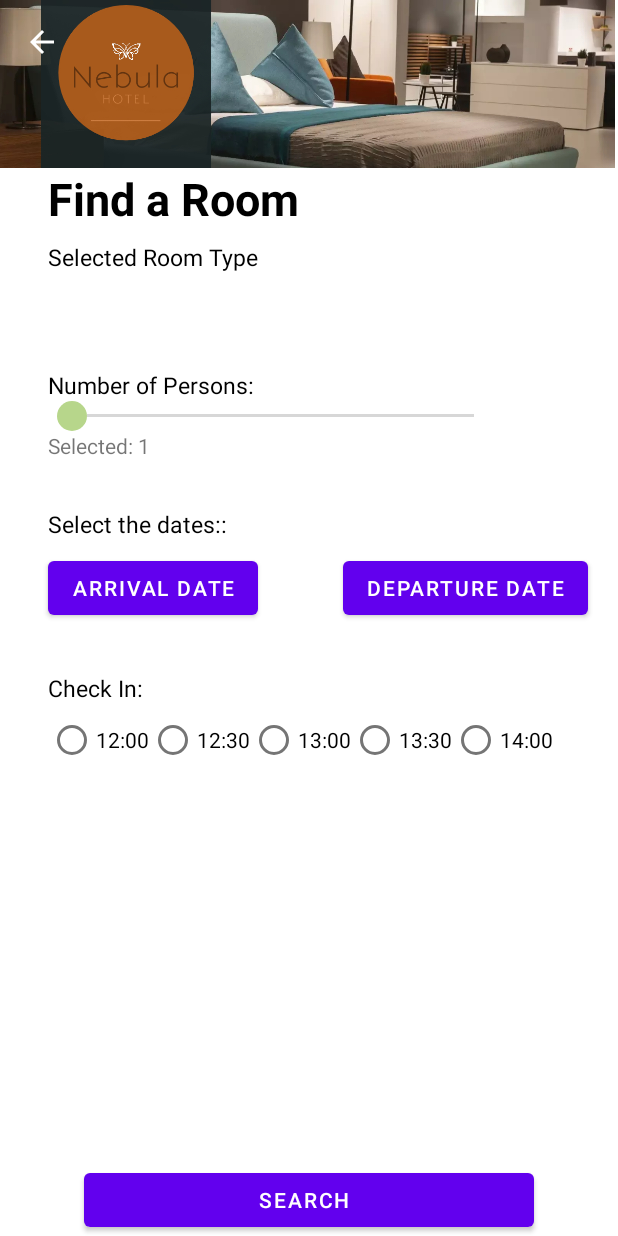
After one commit to joshrs23/hotelNebula, an Android app: the SearchSpecificActivity screen opened directly, with no data from a screen before it, on a phone screen of 412 x 824 dp. The commit adds this screen. Run offline under Robolectric (Android 15) with nearby library versions, the phone set to English and light mode, and no system bars.

Commit message:
Search Specific Reservation

```diff
--- a/app/build.gradle.kts
+++ b/app/build.gradle.kts
@@ -39,4 +39,5 @@ dependencies {
     testImplementation("junit:junit:4.13.2")
     androidTestImplementation("androidx.test.ext:junit:1.1.5")
     androidTestImplementation("androidx.test.espresso:espresso-core:3.5.1")
+
 }
--- a/app/src/main/AndroidManifest.xml
+++ b/app/src/main/AndroidManifest.xml
@@ -12,6 +12,9 @@
         android:supportsRtl="true"
         android:theme="@style/Theme.HotelNebula"
         tools:targetApi="31">
+        <activity
+            android:name=".SearchSpecificActivity"
+            android:exported="false" />
         <activity
             android:name=".MainActivity"
             android:exported="false" />
--- /dev/null
+++ b/app/src/main/java/com/example/hotelnebula/SearchSpecificActivity.java
@@ -0,0 +1,88 @@
+package com.example.hotelnebula;
+
+import android.graphics.Color;
+import android.os.Bundle;
+import android.view.View;
+import android.widget.Button;
+import android.widget.DatePicker;
+import android.widget.SeekBar;
+import android.widget.TextView;
+import androidx.annotation.NonNull;
+import androidx.appcompat.app.AppCompatActivity;
+import com.google.android.material.datepicker.CalendarConstraints;
+import com.google.android.material.datepicker.MaterialDatePicker;
+import com.google.android.material.datepicker.MaterialPickerOnPositiveButtonClickListener;
+import java.text.SimpleDateFormat;
+import java.util.Date;
+import java.util.Locale;
+import java.util.Objects;
+import java.util.TimeZone;
+
+public class SearchSpecificActivity extends AppCompatActivity {
+
+    private TextView selectedValueTextView;
+    SeekBar optionsSeekBar;
+    Button arrivalDateButton, departureDateButton;
+    @Override
+    protected void onCreate(Bundle savedInstanceState) {
+        super.onCreate(savedInstanceState);
+        setContentView(R.layout.activity_search_specific);
+        initialize();
+
+    }
+    private void initialize() {
+        optionsSeekBar = findViewById(R.id.optionsSeekBar);
+        selectedValueTextView = findViewById(R.id.selectedValueTextView);
+
+        optionsSeekBar.setOnSeekBarChangeListener(new SeekBar.OnSeekBarChangeListener() {
+            @Override
+            public void onProgressChanged(SeekBar seekBar, int progress, boolean fromUser) {
+                int selectedValue = progress + 1;
+                selectedValueTextView.setText("Selected: " + selectedValue);
+            }
+
+            @Override
+            public void onStartTrackingTouch(SeekBar seekBar) {
+            }
+
+            @Override
+            public void onStopTrackingTouch(SeekBar seekBar) {
+            }
+        });
+
+        arrivalDateButton = findViewById(R.id.arrivalDateButton);
+        departureDateButton = findViewById(R.id.departureDateButton);
+
+        arrivalDateButton.setOnClickListener(new View.OnClickListener() {
+            @Override
+            public void onClick(View v) {
+                showDatePicker(arrivalDateButton);
+            }
+        });
+
+        departureDateButton.setOnClickListener(new View.OnClickListener() {
+            @Override
+            public void onClick(View v) {
+                showDatePicker(departureDateButton);
+            }
+        });
+    }
+
+    private void showDatePicker(final Button dateButton) {
+        MaterialDatePicker<Long> datePicker = MaterialDatePicker.Builder.datePicker().build();
+
+        datePicker.addOnPositiveButtonClickListener(new MaterialPickerOnPositiveButtonClickListener<Long>() {
+            @Override
+            public void onPositiveButtonClick(Long selection) {
+                SimpleDateFormat sdf = new SimpleDateFormat("MM/dd/yyyy", Locale.US);
+                sdf.setTimeZone(TimeZone.getTimeZone("UTC"));
+
+                String selectedDate = sdf.format(new Date(selection));
+                dateButton.setText(selectedDate);
+
+            }
+        });
+
+        datePicker.show(getSupportFragmentManager(), datePicker.toString());
+    }
+}
--- /dev/null
+++ b/app/src/main/res/drawable/back_arrow_black.xml
@@ -0,0 +1,10 @@
+<vector xmlns:android="http://schemas.android.com/apk/res/android"
+    android:width="24dp"
+    android:height="24dp"
+    android:viewportWidth="24.0"
+    android:viewportHeight="24.0">
+
+    <path
+        android:fillColor="#ffffff"
+    android:pathData="M20,11H7.83l5.59,-5.59L12,4l-8,8 8,8 1.41,-1.41L7.83,13H20v-2z" />
+</vector>
--- a/app/src/main/res/drawable/custom_input.xml
+++ b/app/src/main/res/drawable/custom_input.xml
@@ -4,7 +4,7 @@
     <item android:state_enabled="true" android:state_focused="true" >
         <shape android:shape="rectangle">
             <solid android:color="@color/white"/>
-            <corners android:radius="20dp"/>
+            <corners android:radius="5dp"/>
             <stroke android:color="@android:color/black"  android:width="1dp"/>
         </shape>
     </item>
@@ -12,7 +12,7 @@
     <item android:state_enabled="true">
         <shape android:shape="rectangle">
             <solid android:color="@color/white"/>
-            <corners android:radius="20dp"/>
+            <corners android:radius="5dp"/>
             <stroke android:color="@android:color/darker_gray"  android:width="1dp"/>
         </shape>
     </item>
--- /dev/null
+++ b/app/src/main/res/drawable/custom_thumb.xml
@@ -0,0 +1,7 @@
+<shape xmlns:android="http://schemas.android.com/apk/res/android"
+    android:shape="oval">
+    <size
+        android:width="20dp"
+        android:height="20dp" />
+    <solid android:color="#b7d68b" /> <!-- Customize the color as needed -->
+</shape>
--- a/app/src/main/res/layout/activity_login.xml
+++ b/app/src/main/res/layout/activity_login.xml
@@ -1,5 +1,6 @@
 <?xml version="1.0" encoding="utf-8"?>
-<androidx.constraintlayout.widget.ConstraintLayout xmlns:android="http://schemas.android.com/apk/res/android"
+<androidx.constraintlayout.widget.ConstraintLayout
+    xmlns:android="http://schemas.android.com/apk/res/android"
     xmlns:app="http://schemas.android.com/apk/res-auto"
     xmlns:tools="http://schemas.android.com/tools"
     android:layout_width="match_parent"
@@ -23,7 +24,7 @@
         style="@style/title_style"
         android:layout_width="wrap_content"
         android:layout_height="wrap_content"
-        android:layout_marginTop="8dp"
+        android:layout_marginTop="32dp"
         android:text="Login"
         app:layout_constraintEnd_toEndOf="parent"
         app:layout_constraintStart_toStartOf="parent"
@@ -110,7 +111,8 @@
         android:layout_marginEnd="20dp"
         android:textAllCaps="false"
         android:textSize="15sp"
-        android:backgroundTint="#0E2BCF"
+        android:background="@android:color/transparent"
+        android:textColor="@android:color/darker_gray"
         app:cornerRadius="20dp"/>
 
 
--- a/app/src/main/res/layout/activity_register.xml
+++ b/app/src/main/res/layout/activity_register.xml
@@ -22,7 +22,7 @@
         style="@style/title_style"
         android:layout_width="wrap_content"
         android:layout_height="wrap_content"
-        android:layout_marginTop="8dp"
+        android:layout_marginTop="32dp"
         android:text="Create Your Profile"
         app:layout_constraintEnd_toEndOf="parent"
         app:layout_constraintStart_toStartOf="parent"
--- /dev/null
+++ b/app/src/main/res/layout/activity_search_specific.xml
@@ -0,0 +1,175 @@
+<?xml version="1.0" encoding="utf-8"?>
+<androidx.constraintlayout.widget.ConstraintLayout xmlns:android="http://schemas.android.com/apk/res/android"
+    xmlns:app="http://schemas.android.com/apk/res-auto"
+    xmlns:tools="http://schemas.android.com/tools"
+    android:layout_width="match_parent"
+    android:layout_height="match_parent"
+    tools:context=".SearchSpecificActivity">
+
+    <ImageView
+        android:id="@+id/imageView"
+        android:layout_width="410dp"
+        android:layout_height="112dp"
+        android:src="@mipmap/banner"
+        android:scaleType="centerCrop"
+        app:layout_constraintEnd_toEndOf="parent"
+        app:layout_constraintHorizontal_bias="0.0"
+        app:layout_constraintStart_toStartOf="parent"
+        app:layout_constraintTop_toTopOf="parent" />
+
+    <ImageButton
+        android:id="@+id/backButton"
+        android:layout_width="wrap_content"
+        android:layout_height="wrap_content"
+        android:layout_marginStart="16dp"
+        android:layout_marginTop="16dp"
+        android:background="?selectableItemBackgroundBorderless"
+        android:contentDescription="@string/back"
+        android:src="@drawable/back_arrow_black"
+        app:layout_constraintStart_toStartOf="parent"
+        app:layout_constraintTop_toTopOf="parent" />
+
+    <TextView
+        android:id="@+id/roomTitle"
+        style="@style/title_style"
+        android:layout_width="wrap_content"
+        android:layout_height="wrap_content"
+        android:layout_marginLeft="32dp"
+        android:layout_marginTop="72dp"
+        android:text="Find a Room"
+        app:layout_constraintStart_toStartOf="parent"
+        app:layout_constraintTop_toBottomOf="@+id/backButton" />
+
+    <TextView
+        android:id="@+id/roomSubtitle"
+        style="@style/header_style"
+        android:layout_width="wrap_content"
+        android:layout_height="wrap_content"
+        android:layout_marginTop="8dp"
+        android:text="Selected Room Type"
+        app:layout_constraintStart_toStartOf="@+id/roomTitle"
+        app:layout_constraintTop_toBottomOf="@+id/roomTitle" />
+
+    <TextView
+        android:id="@+id/personsLabel"
+        style="@style/header_style"
+        android:layout_width="wrap_content"
+        android:layout_height="wrap_content"
+        android:layout_marginTop="64dp"
+        android:text="Number of Persons:"
+        app:layout_constraintStart_toStartOf="@+id/roomSubtitle"
+        app:layout_constraintTop_toBottomOf="@+id/roomSubtitle" />
+
+    <SeekBar
+        android:id="@+id/optionsSeekBar"
+        android:layout_width="300dp"
+        android:layout_height="wrap_content"
+        android:max="5"
+        android:progress="0"
+        android:thumb="@drawable/custom_thumb"
+        app:layout_constraintStart_toStartOf="@+id/roomSubtitle"
+        app:layout_constraintTop_toBottomOf="@+id/personsLabel" />
+
+    <TextView
+        android:id="@+id/selectedValueTextView"
+        android:layout_width="wrap_content"
+        android:layout_height="wrap_content"
+        android:text="Selected: 1"
+        app:layout_constraintStart_toStartOf="@+id/roomSubtitle"
+        app:layout_constraintTop_toBottomOf="@+id/optionsSeekBar" />
+
+    <TextView
+        android:id="@+id/dateLabel"
+        style="@style/header_style"
+        android:layout_width="wrap_content"
+        android:layout_height="wrap_content"
+        android:layout_marginTop="32dp"
+        android:text="Select the dates::"
+        app:layout_constraintStart_toStartOf="@+id/roomSubtitle"
+        app:layout_constraintTop_toBottomOf="@+id/selectedValueTextView" />
+
+    <Button
+        android:id="@+id/arrivalDateButton"
+        android:layout_width="wrap_content"
+        android:layout_height="wrap_content"
+        android:layout_marginTop="8dp"
+        android:layout_marginRight="20dp"
+        android:text="Arrival Date"
+        app:layout_constraintStart_toStartOf="@+id/roomSubtitle"
+        app:layout_constraintTop_toBottomOf="@+id/dateLabel" />
+
+    <Button
+        android:id="@+id/departureDateButton"
+        android:layout_width="wrap_content"
+        android:layout_height="wrap_content"
+        android:text="Departure Date"
+        app:layout_constraintEnd_toEndOf="parent"
+        android:layout_marginRight="20dp"
+        android:layout_marginTop="8dp"
+        tools:layout_editor_absoluteY="317dp"
+        app:layout_constraintTop_toBottomOf="@+id/dateLabel"
+        />
+
+    <TextView
+        android:id="@+id/checkLabel"
+        style="@style/header_style"
+        android:layout_width="wrap_content"
+        android:layout_height="wrap_content"
+        android:layout_marginTop="32dp"
+        android:text="Check In:"
+        app:layout_constraintStart_toStartOf="@+id/roomSubtitle"
+        app:layout_constraintTop_toBottomOf="@+id/arrivalDateButton" />
+
+    <RadioGroup
+        android:id="@+id/rgCheck"
+        android:layout_width="wrap_content"
+        android:layout_height="wrap_content"
+        android:orientation="horizontal"
+        app:layout_constraintStart_toStartOf="@+id/roomSubtitle"
+        app:layout_constraintTop_toBottomOf="@id/checkLabel">
+            <RadioButton
+                android:id="@+id/timeSlot1"
+                android:layout_width="0dp"
+                android:layout_height="wrap_content"
+                android:layout_weight="1"
+                android:text="12:00" />
+
+            <RadioButton
+                android:id="@+id/timeSlot2"
+                android:layout_width="0dp"
+                android:layout_height="wrap_content"
+                android:layout_weight="1"
+                android:text="12:30" />
+
+            <RadioButton
+                android:id="@+id/timeSlot3"
+                android:layout_width="0dp"
+                android:layout_height="wrap_content"
+                android:layout_weight="1"
+                android:text="13:00" />
+
+            <RadioButton
+                android:id="@+id/timeSlot4"
+                android:layout_width="0dp"
+                android:layout_height="wrap_content"
+                android:layout_weight="1"
+                android:text="13:30" />
+
+            <RadioButton
+                android:id="@+id/timeSlot5"
+                android:layout_width="0dp"
+                android:layout_height="wrap_content"
+                android:layout_weight="1"
+                android:text="14:00" />
+    </RadioGroup>
+    <Button
+        android:id="@+id/searchButton"
+        android:layout_width="300dp"
+        android:layout_height="wrap_content"
+        android:layout_marginTop="24dp"
+        android:paddingLeft="10dp"
+        android:text="Search"
+        app:layout_constraintBottom_toBottomOf="parent"
+        app:layout_constraintEnd_toEndOf="parent"
+        app:layout_constraintStart_toStartOf="parent" />
+</androidx.constraintlayout.widget.ConstraintLayout>
--- a/app/src/main/res/layout/activity_welcome.xml
+++ b/app/src/main/res/layout/activity_welcome.xml
@@ -4,7 +4,9 @@
     xmlns:app="http://schemas.android.com/apk/res-auto"
     xmlns:tools="http://schemas.android.com/tools"
     android:layout_width="match_parent"
-    android:layout_height="match_parent">
+    android:layout_height="match_parent"
+    tools:context=".WelcomeActivity">
+    >
 
     <!-- Image at the top -->
     <ImageView
--- a/app/src/main/res/values/strings.xml
+++ b/app/src/main/res/values/strings.xml
@@ -1,3 +1,4 @@
 <resources>
     <string name="app_name">hotelNebula</string>
+    <string name="back">Back</string>
 </resources>
```
